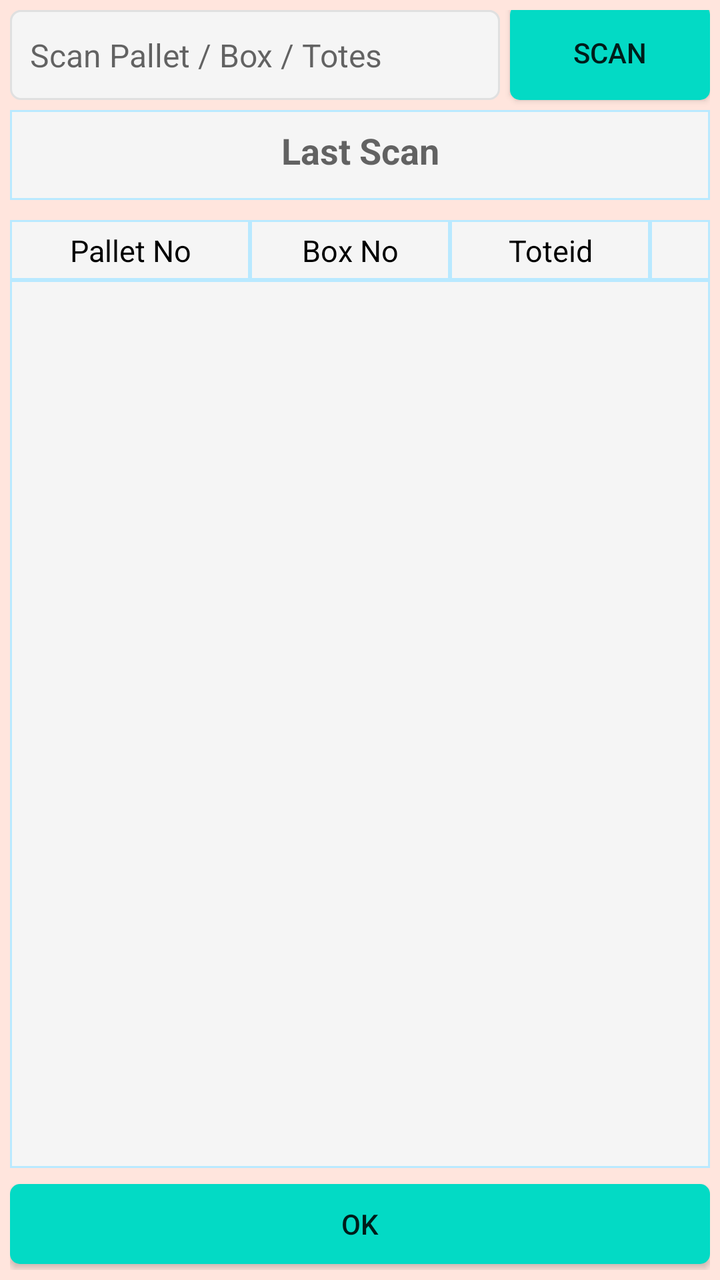
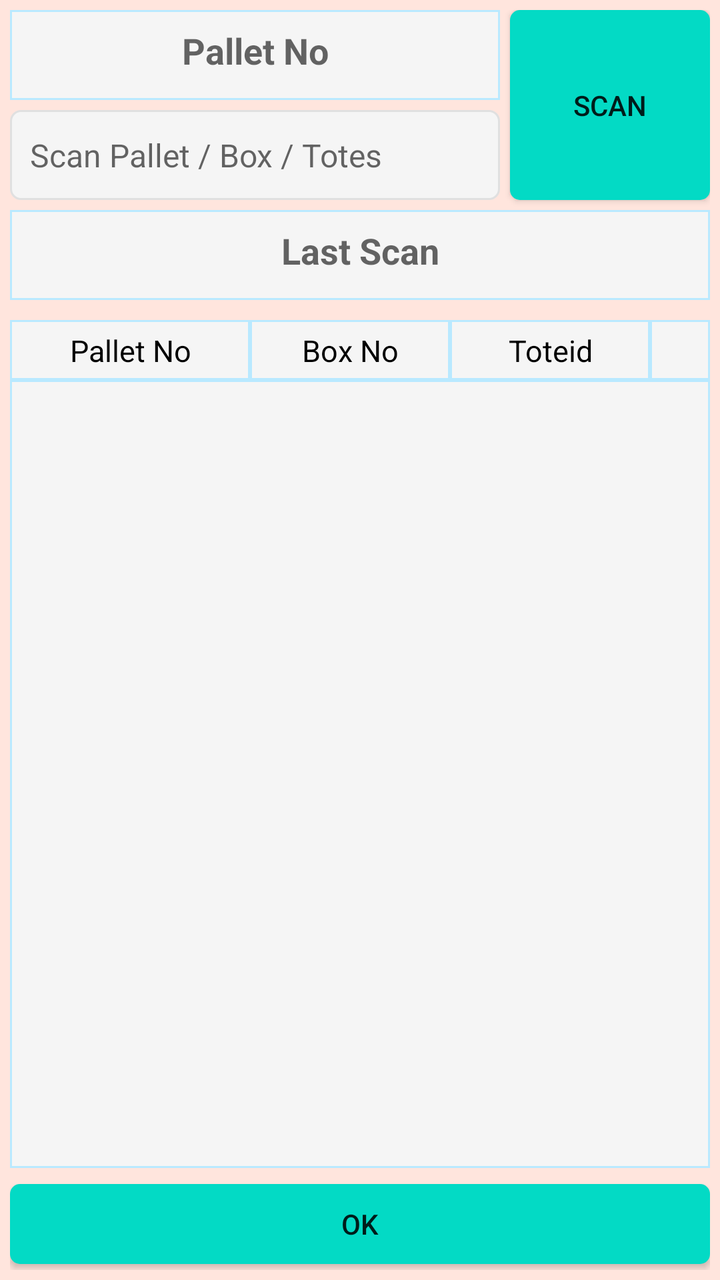

Two renders of the same Android screen: before a commit and after it. Below are the layout's source before the change and the commit's diff.
<!-- AndroidManifest.xml: application theme AppTheme -->
<!-- res/layout/warehouse_grn_new_popup_items_scan.xml -->
<?xml version="1.0" encoding="utf-8"?>
<androidx.constraintlayout.widget.ConstraintLayout
    xmlns:android="http://schemas.android.com/apk/res/android"
    xmlns:app="http://schemas.android.com/apk/res-auto"
    xmlns:tools="http://schemas.android.com/tools"
    android:layout_width="380dp"
    android:padding="5dp"
    android:background="@color/colorBackPopup"
    android:layout_gravity="center"
    android:layout_height="600dp">

    <CheckBox
        android:id="@+id/ch_warehouse_grn_new_popup_allow_pallet_scan"
        android:layout_width="0dp"
        android:layout_height="40dp"
        android:layout_marginRight="5dp"
        android:background="@drawable/et_custom"
        android:checked="true"
        android:text="Allow Pallet wise scan"
        android:enabled="false"
        app:layout_constraintEnd_toStartOf="@+id/bt_warehouse_grn_new_popup_scan"
        app:layout_constraintStart_toStartOf="parent"
        app:layout_constraintTop_toTopOf="parent" />

    <EditText
        android:id="@+id/et_warehouse_grn_new_popup_scan"
        android:layout_width="0dp"
        android:layout_height="45dp"
        android:layout_marginRight="5dp"
        android:layout_marginTop="5dp"
        android:background="@drawable/et_custom"
        android:hint="Scan Pallet / Box / Totes"
        android:padding="10dp"
        android:textColor="@color/coloBlack"
        android:textSize="16dp"
        app:layout_constraintEnd_toStartOf="@+id/bt_warehouse_grn_new_popup_scan"
        app:layout_constraintStart_toStartOf="parent"
        app:layout_constraintTop_toBottomOf="@+id/ch_ageing_printer_yellow_active" />

    <Button
        android:id="@+id/bt_warehouse_grn_new_popup_scan"
        android:layout_width="100dp"
        android:layout_height="0dp"
        android:background="@drawable/btn_custom1"
        android:text="SCAN"
        android:textAllCaps="false"
        android:textSize="14sp"
        app:layout_constraintBottom_toBottomOf="@+id/et_warehouse_grn_new_popup_scan"
        app:layout_constraintEnd_toEndOf="parent"
        app:layout_constraintTop_toTopOf="@+id/ch_ageing_printer_yellow_active" />

    <TextView
        android:id="@+id/tv_warehouse_grn_new_popup_last_scan"
        android:layout_width="0dp"
        android:layout_height="45dp"
        android:layout_marginTop="5dp"
        android:background="@drawable/et_custom_total"
        android:hint="Last Scan"
        android:padding="8dp"
        android:textAlignment="center"
        android:textColor="@color/coloRed"
        android:textSize="18dp"
        android:textStyle="bold"
        app:layout_constraintEnd_toEndOf="parent"
        app:layout_constraintStart_toStartOf="parent"
        app:layout_constraintTop_toBottomOf="@+id/et_warehouse_grn_new_popup_scan" />

    <TextView
        android:id="@+id/textView1"
        android:layout_width="120dp"
        android:layout_height="30dp"
        android:layout_marginTop="10dp"
        android:background="@drawable/et_custom_total"
        android:gravity="center"
        android:padding="5dp"
        android:text="Pallet No"
        android:textColor="@color/coloBlack"
        android:textSize="15dp"
        app:layout_constraintStart_toStartOf="parent"
        app:layout_constraintTop_toBottomOf="@+id/tv_warehouse_grn_new_popup_last_scan" />

    <TextView
        android:id="@+id/textView2"
        android:layout_width="100dp"
        android:layout_height="30dp"
        android:layout_marginTop="10dp"
        android:background="@drawable/et_custom_total"
        android:gravity="center"
        android:padding="5dp"
        android:text="Box No"
        android:textColor="@color/coloBlack"
        android:textSize="15dp"
        app:layout_constraintStart_toEndOf="@+id/textView1"
        app:layout_constraintTop_toBottomOf="@+id/tv_warehouse_grn_new_popup_last_scan" />

    <TextView
        android:id="@+id/textView3"
        android:layout_width="0dp"
        android:layout_height="30dp"
        android:layout_marginTop="10dp"
        android:background="@drawable/et_custom_total"
        android:gravity="center"
        android:padding="5dp"
        android:text=""
        android:textColor="@color/coloBlack"
        android:textSize="15dp"
        app:layout_constraintEnd_toEndOf="parent"
        app:layout_constraintStart_toEndOf="@+id/textView5"
        app:layout_constraintTop_toBottomOf="@+id/tv_warehouse_grn_new_popup_last_scan" />

    <TextView
        android:id="@+id/textView5"
        android:layout_width="100dp"
        android:layout_height="30dp"
        android:layout_marginTop="10dp"
        android:background="@drawable/et_custom_total"
        android:gravity="center"
        android:padding="5dp"
        android:text="Toteid"
        android:textColor="@color/coloBlack"
        android:textSize="15dp"
        app:layout_constraintStart_toEndOf="@+id/textView2"
        app:layout_constraintTop_toBottomOf="@+id/tv_warehouse_grn_new_popup_last_scan" />

    <ListView
        android:id="@+id/lv_warehouse_grn_new_popup_scandetail"
        android:layout_width="0dp"
        android:layout_height="0dp"
        android:layout_marginBottom="8dp"
        android:background="@drawable/et_custom_total"
        app:layout_constraintBottom_toTopOf="@+id/bt_warehouse_grn_new_popup_ok"
        app:layout_constraintEnd_toEndOf="parent"
        app:layout_constraintStart_toStartOf="parent"
        app:layout_constraintTop_toBottomOf="@+id/textView1" />

    <Button
        android:id="@+id/bt_warehouse_grn_new_popup_ok"
        android:layout_width="0dp"
        android:layout_height="40dp"
        android:layout_marginBottom="3dp"
        android:background="@drawable/btn_custom1"
        android:text="OK"
        android:textAllCaps="false"
        android:textSize="14sp"
        app:layout_constraintBottom_toBottomOf="parent"
        app:layout_constraintEnd_toEndOf="parent"
        app:layout_constraintStart_toStartOf="parent" />

</androidx.constraintlayout.widget.ConstraintLayout>
<!-- resources referenced by this layout -->
<resources>
  <color name="coloBlack">#000000</color>
  <color name="coloRed">#ff0000</color>
  <color name="colorBackPopup">#FFE5DD</color>
  <!-- drawable btn_custom1 (drawable) -->
  <?xml version="1.0" encoding="utf-8"?>
  <shape xmlns:android="http://schemas.android.com/apk/res/android"
      android:padding="10dp"
      android:shape="rectangle" >
  
      <solid android:color="@color/colorBtn" />
  
      <corners
          android:bottomLeftRadius="5dp"
          android:bottomRightRadius="5dp"
          android:topLeftRadius="5dp"
          android:topRightRadius="5dp" />
  
  </shape>
  <!-- drawable et_custom (drawable) -->
  <?xml version="1.0" encoding="utf-8"?>
  <shape xmlns:android="http://schemas.android.com/apk/res/android"
      android:padding="10dp"
      android:shape="rectangle" >
  
      <solid android:color="#f5f5f5" />
  
      <stroke
          android:width="1dp"
          android:color="#e0e0e0" />
  
      <corners
          android:bottomLeftRadius="5dp"
          android:bottomRightRadius="5dp"
          android:topLeftRadius="5dp"
          android:topRightRadius="5dp" />
  
  </shape>
  <!-- drawable et_custom_total (drawable) -->
  <?xml version="1.0" encoding="utf-8"?>
  <shape xmlns:android="http://schemas.android.com/apk/res/android"
      android:padding="10dp"
      android:shape="rectangle" >
  
      <solid android:color="#f5f5f5" />
  
      <stroke
          android:width="1dp"
          android:color="#B9E9FF" />
  
      <corners
          android:bottomLeftRadius="0dp"
          android:bottomRightRadius="0dp"
          android:topLeftRadius="0dp"
          android:topRightRadius="0dp" />
  
  </shape>
  <style name="AppTheme" parent="Theme.AppCompat.Light.NoActionBar">
          
          <item name="colorPrimary">@color/colorPrimary</item>
          <item name="colorPrimaryDark">@color/colorPrimaryDark</item>
          <item name="colorAccent">@color/colorAccent</item>
      </style>
  <color name="colorBtn">#03DAC5</color>
  <color name="colorPrimary">#ffb200</color>
  <color name="colorPrimaryDark">#ffb200</color>
  <color name="colorAccent">#000000</color>
</resources>

<!-- the commit's change to res/layout/warehouse_grn_new_popup_items_scan.xml (unified diff, before → after) -->
@@ -7,17 +7,20 @@
     android:padding="5dp"
     android:background="@color/colorBackPopup"
     android:layout_gravity="center"
-    android:layout_height="600dp">
+    android:layout_height="650dp">
 
-    <CheckBox
-        android:id="@+id/ch_warehouse_grn_new_popup_allow_pallet_scan"
+    <TextView
+        android:id="@+id/tv_warehouse_grn_new_popup_palletno"
         android:layout_width="0dp"
-        android:layout_height="40dp"
+        android:layout_height="45dp"
         android:layout_marginRight="5dp"
-        android:background="@drawable/et_custom"
-        android:checked="true"
-        android:text="Allow Pallet wise scan"
-        android:enabled="false"
+        android:background="@drawable/et_custom_total"
+        android:hint="Pallet No"
+        android:padding="8dp"
+        android:textAlignment="center"
+        android:textColor="@color/coloRed"
+        android:textSize="18dp"
+        android:textStyle="bold"
         app:layout_constraintEnd_toStartOf="@+id/bt_warehouse_grn_new_popup_scan"
         app:layout_constraintStart_toStartOf="parent"
         app:layout_constraintTop_toTopOf="parent" />
@@ -35,7 +38,7 @@
         android:textSize="16dp"
         app:layout_constraintEnd_toStartOf="@+id/bt_warehouse_grn_new_popup_scan"
         app:layout_constraintStart_toStartOf="parent"
-        app:layout_constraintTop_toBottomOf="@+id/ch_ageing_printer_yellow_active" />
+        app:layout_constraintTop_toBottomOf="@+id/tv_warehouse_grn_new_popup_palletno" />
 
     <Button
         android:id="@+id/bt_warehouse_grn_new_popup_scan"
@@ -47,7 +50,7 @@
         android:textSize="14sp"
         app:layout_constraintBottom_toBottomOf="@+id/et_warehouse_grn_new_popup_scan"
         app:layout_constraintEnd_toEndOf="parent"
-        app:layout_constraintTop_toTopOf="@+id/ch_ageing_printer_yellow_active" />
+        app:layout_constraintTop_toTopOf="parent" />
 
     <TextView
         android:id="@+id/tv_warehouse_grn_new_popup_last_scan"
